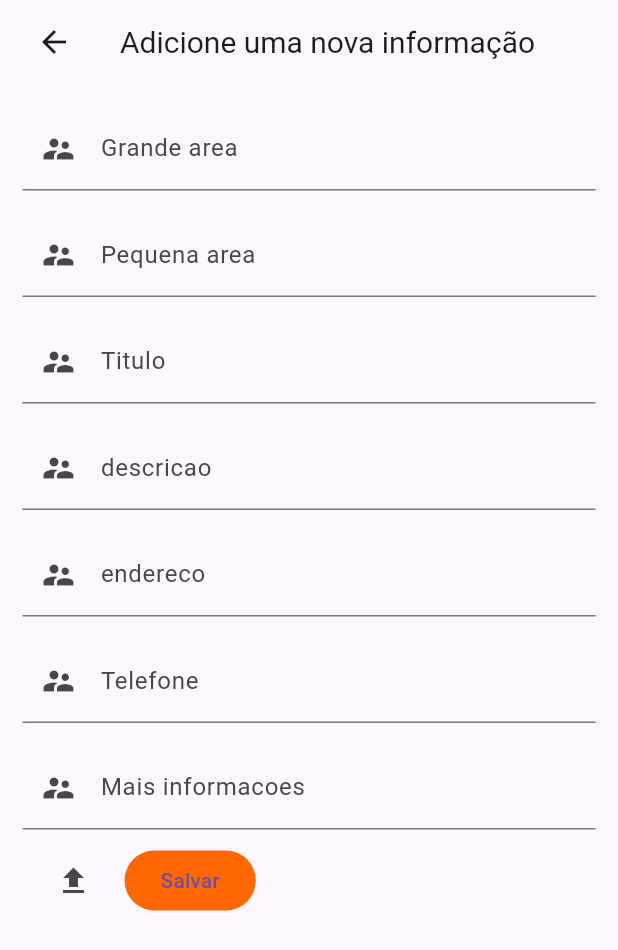
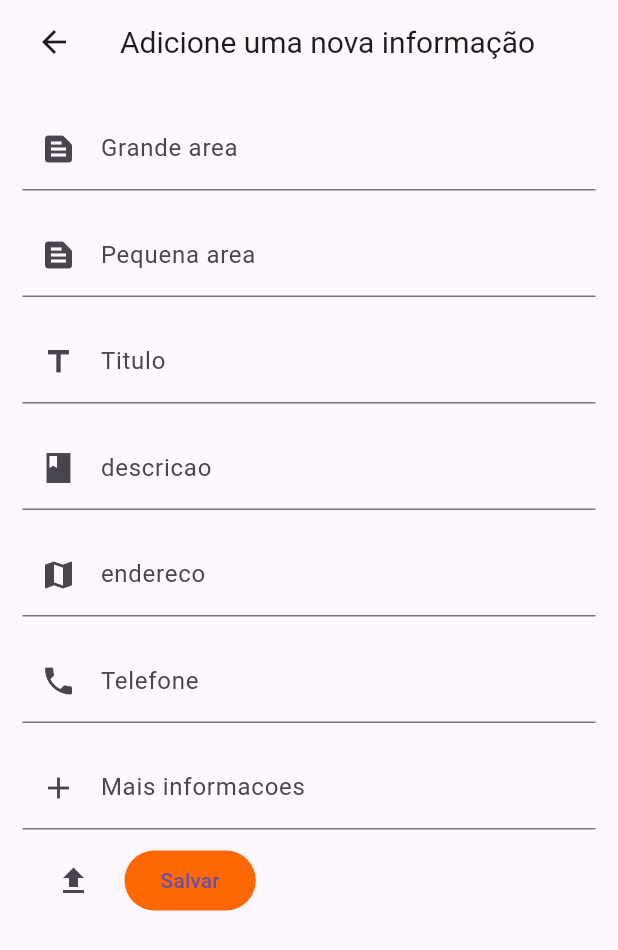
Before and after one commit to AdrianFRamos/empoderainformacoes, a Flutter app: the AddInfoScreen screen opened directly, on a phone screen of 412 x 824 dp. Shown: the top 950 px of the screen. Run offline on Flutter 3.47's test engine with Material 3 defaults, Android fonts, the phone set to English and light mode, and no system bars; our stand-ins replace cloud_firestore, firebase_auth, firebase_core, firebase_storage, flutter_otp_text_field, get and 2 more; accounts and stored records are empty; Roboto replaces fonts that are missing (Montserrat-itallic).

Commit message:
correções de formulario

```diff
--- a/lib/controllers/infoController.dart
+++ b/lib/controllers/infoController.dart
@@ -14,6 +14,7 @@ class InfoController extends GetxController {
   final endereco = TextEditingController();
   final telefone = TextEditingController();
   final maisInfo = TextEditingController();
+  final TextEditingController _cleanController = TextEditingController();
   GlobalKey<FormState> infoFormKey = GlobalKey<FormState>();
 
   RxBool refreshData = true.obs;
@@ -109,5 +110,6 @@ class InfoController extends GetxController {
     telefone.clear();
     maisInfo.clear();
     infoFormKey.currentState?.reset();
+    _cleanController.clear();
   }
 }
--- a/lib/screens/addInfoScreen.dart
+++ b/lib/screens/addInfoScreen.dart
@@ -70,7 +70,7 @@ class _AddInfoScreenState extends State<AddInfoScreen> {
                 TextFormField(
                   controller: controller.grandArea,
                   decoration: InputDecoration(
-                    prefixIcon: Icon(Icons.supervisor_account),
+                    prefixIcon: Icon(Icons.text_snippet),
                     labelText: 'Grande area'
                   ),
                 ),
@@ -80,7 +80,7 @@ class _AddInfoScreenState extends State<AddInfoScreen> {
                 TextFormField(
                   controller: controller.pequeArea,
                   decoration: InputDecoration(
-                    prefixIcon: Icon(Icons.supervisor_account),
+                    prefixIcon: Icon(Icons.text_snippet),
                     labelText: 'Pequena area'
                   ),
                 ),
@@ -90,7 +90,7 @@ class _AddInfoScreenState extends State<AddInfoScreen> {
                 TextFormField(
                   controller: controller.titulo,
                   decoration: InputDecoration(
-                    prefixIcon: Icon(Icons.supervisor_account),
+                    prefixIcon: Icon(Icons.title),
                     labelText: 'Titulo'
                   ),
                 ),
@@ -98,12 +98,14 @@ class _AddInfoScreenState extends State<AddInfoScreen> {
                   height: 15,
                 ),
                 TextFormField(
-                  //aumentar campo para texto
+
                   controller: controller.descricao,
                   decoration: InputDecoration(
-                    prefixIcon: Icon(Icons.supervisor_account),
+                    prefixIcon: Icon(Icons.book_sharp),
                     labelText: 'descricao'
                   ),
+                  maxLines: null,
+                  keyboardType: TextInputType.multiline,
                 ),
                 SizedBox(
                   height: 15,
@@ -111,7 +113,7 @@ class _AddInfoScreenState extends State<AddInfoScreen> {
                 TextFormField(
                   controller: controller.endereco,
                   decoration: InputDecoration(
-                    prefixIcon: Icon(Icons.supervisor_account),
+                    prefixIcon: Icon(Icons.map),
                     labelText: 'endereco'
                   ),
                 ),
@@ -121,7 +123,7 @@ class _AddInfoScreenState extends State<AddInfoScreen> {
                 TextFormField(
                   controller: controller.telefone,
                   decoration: InputDecoration(
-                    prefixIcon: Icon(Icons.supervisor_account),
+                    prefixIcon: Icon(Icons.phone),
                     labelText: 'Telefone'
                   ),
                 ),
@@ -131,7 +133,7 @@ class _AddInfoScreenState extends State<AddInfoScreen> {
                 TextFormField(
                   controller: controller.maisInfo,
                   decoration: InputDecoration(
-                    prefixIcon: Icon(Icons.supervisor_account),
+                    prefixIcon: Icon(Icons.add),
                     labelText: 'Mais informacoes'
                   ),
                 ),
@@ -159,7 +161,6 @@ class _AddInfoScreenState extends State<AddInfoScreen> {
                       ),
                       SizedBox(width: 10),
                       ElevatedButton(
-                        // ao adicionar uma nova informação não esta limpando a seleção
                         onPressed: () {
                           InfoController.instance.addNewInfo();
                         },
```
